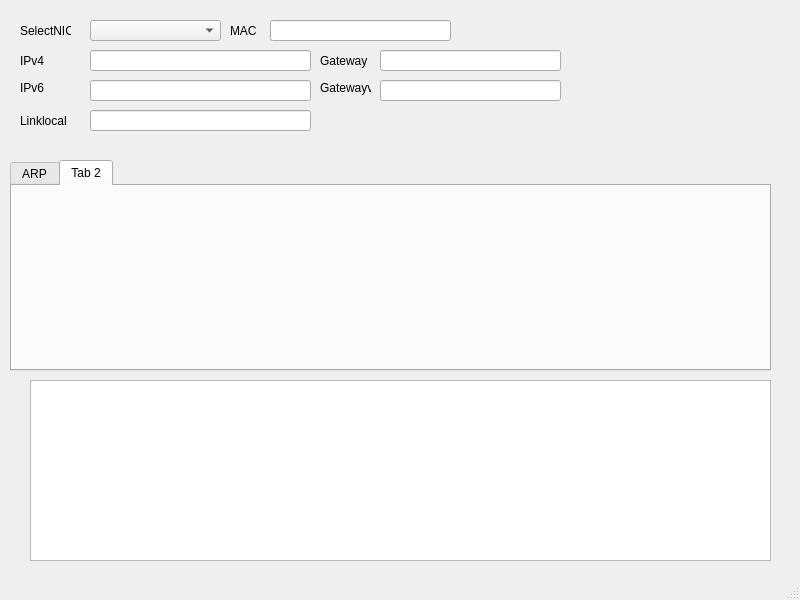
Hankhehe/SendPacket, file UISample.ui: the form before one commit.
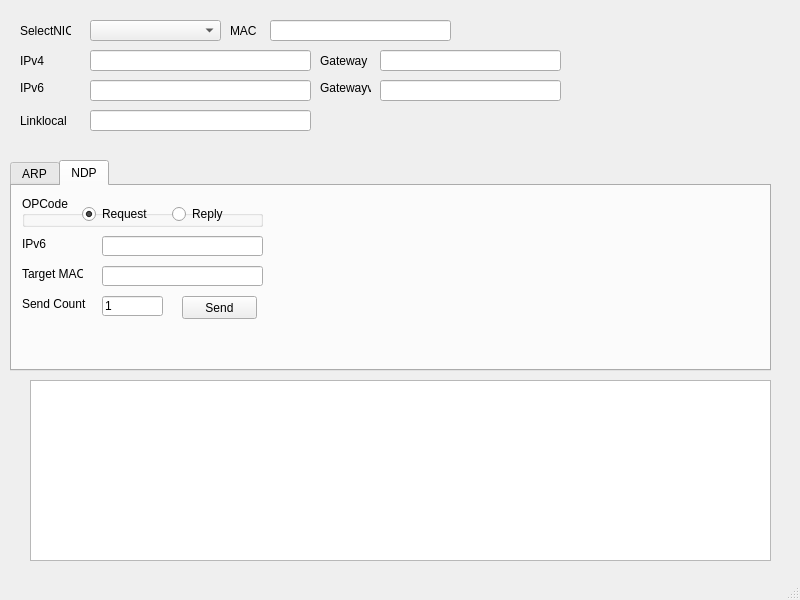
The form after the commit. The open tabs and pages were chosen to show the change.

What changed in the file:
```diff
--- a/UISample.ui
+++ b/UISample.ui
@@ -318,8 +318,135 @@
     </widget>
     <widget class="QWidget" name="tab_2">
      <attribute name="title">
-      <string>Tab 2</string>
+      <string>NDP</string>
      </attribute>
+     <widget class="QLineEdit" name="lineEdit_NDP_IPv6">
+      <property name="geometry">
+       <rect>
+        <x>90</x>
+        <y>50</y>
+        <width>161</width>
+        <height>20</height>
+       </rect>
+      </property>
+     </widget>
+     <widget class="QLineEdit" name="lineEdit_NDP_TargetMAC">
+      <property name="geometry">
+       <rect>
+        <x>90</x>
+        <y>80</y>
+        <width>161</width>
+        <height>20</height>
+       </rect>
+      </property>
+     </widget>
+     <widget class="QLineEdit" name="lineEdit_NDP_SendCount">
+      <property name="geometry">
+       <rect>
+        <x>90</x>
+        <y>110</y>
+        <width>61</width>
+        <height>20</height>
+       </rect>
+      </property>
+      <property name="text">
+       <string>1</string>
+      </property>
+     </widget>
+     <widget class="QPushButton" name="pushButton_NDP_Send">
+      <property name="geometry">
+       <rect>
+        <x>170</x>
+        <y>110</y>
+        <width>75</width>
+        <height>23</height>
+       </rect>
+      </property>
+      <property name="text">
+       <string>Send</string>
+      </property>
+     </widget>
+     <widget class="QLabel" name="label_NDP_IPv6">
+      <property name="geometry">
+       <rect>
+        <x>10</x>
+        <y>50</y>
+        <width>61</width>
+        <height>16</height>
+       </rect>
+      </property>
+      <property name="text">
+       <string>IPv6</string>
+      </property>
+     </widget>
+     <widget class="QLabel" name="label_NDP_TargetMAC">
+      <property name="geometry">
+       <rect>
+        <x>10</x>
+        <y>80</y>
+        <width>61</width>
+        <height>16</height>
+       </rect>
+      </property>
+      <property name="text">
+       <string>Target MAC</string>
+      </property>
+     </widget>
+     <widget class="QLabel" name="label_NDP_SendCount">
+      <property name="geometry">
+       <rect>
+        <x>10</x>
+        <y>110</y>
+        <width>71</width>
+        <height>16</height>
+       </rect>
+      </property>
+      <property name="text">
+       <string>Send Count</string>
+      </property>
+     </widget>
+     <widget class="QGroupBox" name="groupBox_NDP_OPCode">
+      <property name="geometry">
+       <rect>
+        <x>10</x>
+        <y>10</y>
+        <width>241</width>
+        <height>31</height>
+       </rect>
+      </property>
+      <property name="title">
+       <string>OPCode</string>
+      </property>
+      <widget class="QRadioButton" name="radioButton_NDP_Request">
+       <property name="geometry">
+        <rect>
+         <x>60</x>
+         <y>10</y>
+         <width>83</width>
+         <height>16</height>
+        </rect>
+       </property>
+       <property name="text">
+        <string>Request</string>
+       </property>
+       <property name="checked">
+        <bool>true</bool>
+       </property>
+      </widget>
+      <widget class="QRadioButton" name="radioButton_NDP_Reply">
+       <property name="geometry">
+        <rect>
+         <x>150</x>
+         <y>10</y>
+         <width>83</width>
+         <height>16</height>
+        </rect>
+       </property>
+       <property name="text">
+        <string>Reply</string>
+       </property>
+      </widget>
+     </widget>
     </widget>
    </widget>
    <widget class="QPlainTextEdit" name="plainTextEdit_PrintMessage">
```
Left out of the diff: 5 changed lines with no effect on the pictures.
